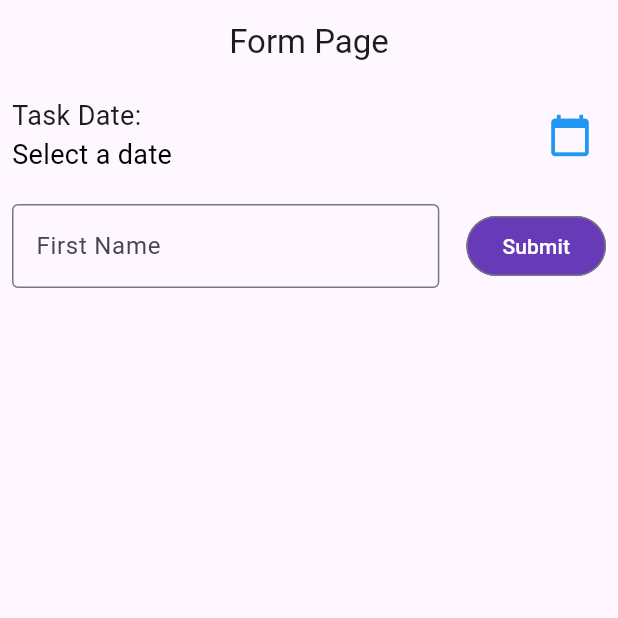
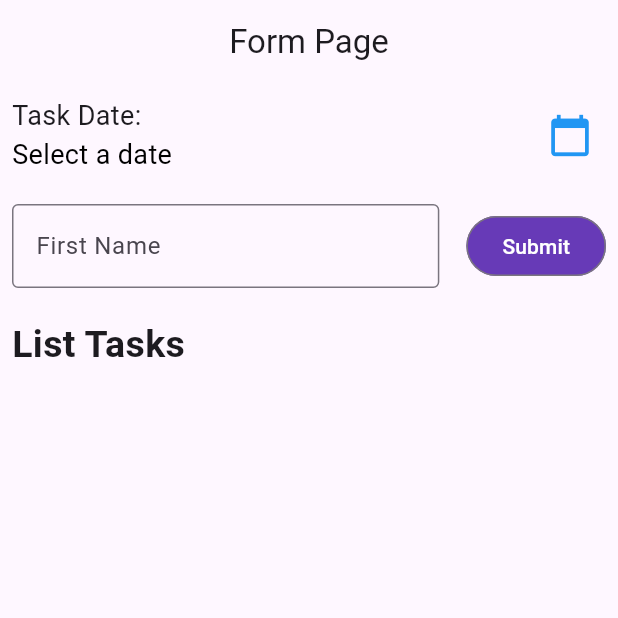
Before and after one commit to YusvanTriAtmojo/TodoApp_0082, a Flutter app: the screen it shows after launch, on a phone screen of 412 x 824 dp, the top half of it. Run offline on Flutter 3.47's test engine with Material 3 defaults, Android fonts, the phone set to English and light mode, and no system bars.

Commit message:
Mengatur jarak tinggi dan menambah Text

```diff
--- a/lib/statefull_form.dart
+++ b/lib/statefull_form.dart
@@ -214,6 +214,9 @@ class _StatefullFormState extends State<StatefullForm> {
                   ],
                 ),
               ),
+              SizedBox(height: 20),
+              Text('List Tasks',
+                  style: TextStyle(fontSize: 25, fontWeight: FontWeight.bold)),
             ],
           ),
         ),
```
